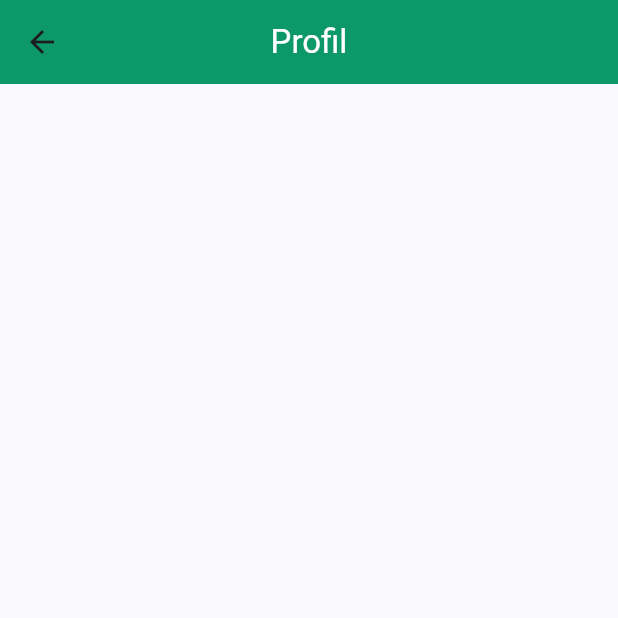
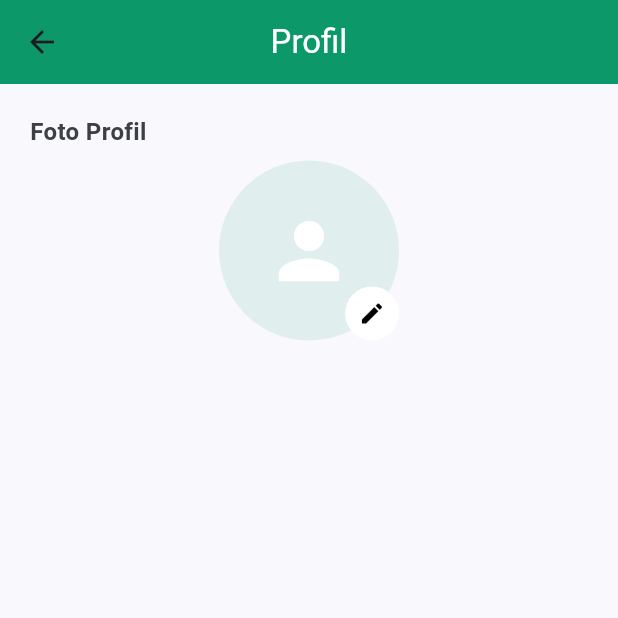
Before and after one commit to iffa28/PlantApp, a Flutter app: the Profile screen opened directly, on a phone screen of 412 x 824 dp, the top half of it. Run offline on Flutter 3.47's test engine with Material 3 defaults, Android fonts, the phone set to English and light mode, and no system bars; our stand-ins replace camera, flutter_svg, geocoding, geolocator, google_maps_flutter, image_picker.

Commit message:
menambahkan foto profil dimana bisa menggunakan kamera maupun galeri

```diff
--- a/lib/screens/profile/components/profile.dart
+++ b/lib/screens/profile/components/profile.dart
@@ -57,7 +57,62 @@ class _ProfileState extends State<Profile> {
         title: const Text("Profil", style: TextStyle(color: Colors.white)),
         centerTitle: true,
       ),
+      body: Padding(
+        padding: const EdgeInsets.all(kDefaultPadding),
+        child: SingleChildScrollView(
+          child: Column(
+            crossAxisAlignment: CrossAxisAlignment.start,
+            children: [
+              sectionTitle("Foto Profil"),
+              Center(
+                child: Stack(
+                  children: [
+                    CircleAvatar(
+                      radius: 60,
+                      backgroundColor: kPrimaryColor.withOpacity(0.1),
+                      backgroundImage:
+                          _imageFile != null ? FileImage(_imageFile!) : null,
+                      child: _imageFile == null
+                          ? const Icon(Icons.person, size: 60, color: Colors.white)
+                          : null,
+                    ),
+                    Positioned(
+                      bottom: 0,
+                      right: 0,
+                      child: PopupMenuButton<String>(
+                        onSelected: (value) {
+                          if (value == 'camera') {
+                            _pickFromCamera();
+                          } else {
+                            _pickFromGallery();
+                          }
+                        },
+                        itemBuilder: (context) => [
+                          const PopupMenuItem(
+                            value: 'camera',
+                            child: Text("Ambil dari Kamera"),
+                          ),
+                          const PopupMenuItem(
+                            value: 'gallery',
+                            child: Text("Ambil dari Galeri"),
+                          ),
+                        ],
+                        child: const CircleAvatar(
+                          radius: 18,
+                          backgroundColor: Colors.white,
+                          child: Icon(Icons.edit, size: 18, color: Colors.black),
+                        ),
+                      ),
+                    ),
+                  ],
+                ),
+              ),
 
+
+            ],
+          ),
+        ),
+      ),
     );
   }
 
```
